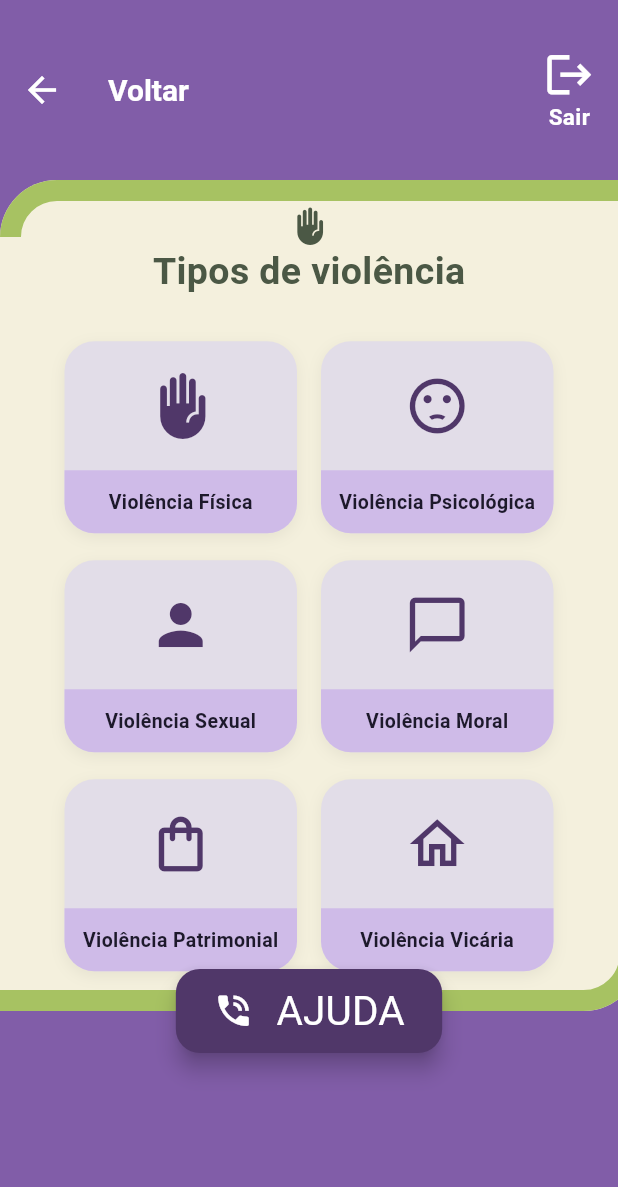
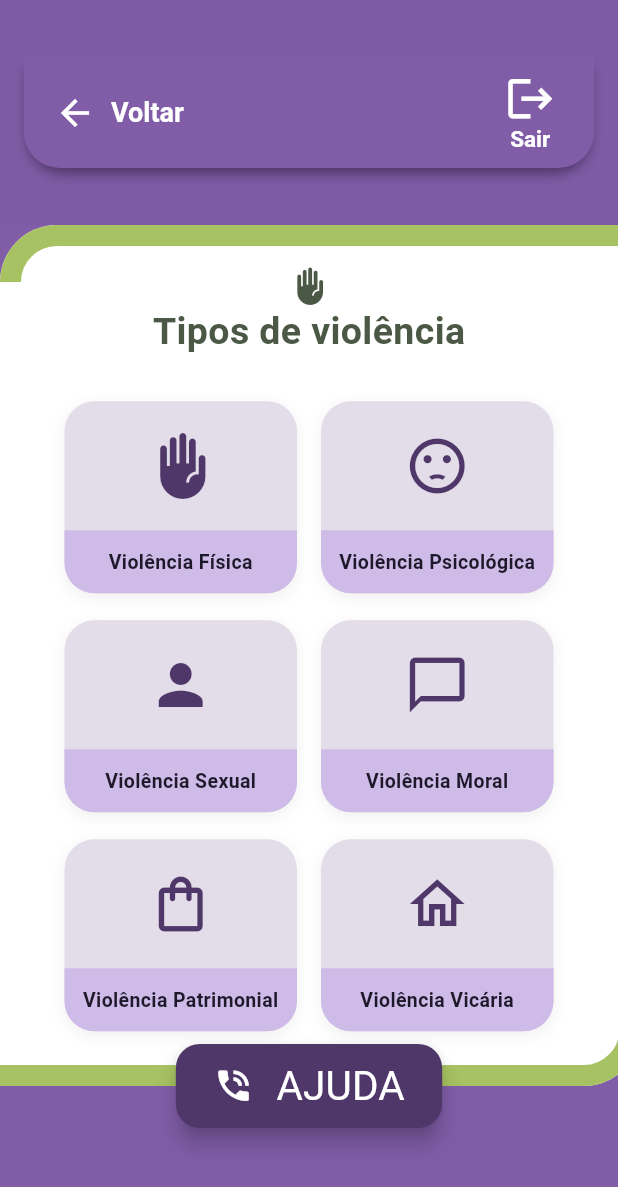
Before and after one commit to Alunewie/DefesaMulher, a Flutter app: the TipoViolencia screen opened by its route, on a phone screen of 412 x 824 dp. Shown: the top 1187 px of the screen. Run offline on Flutter 3.47's test engine with Material 3 defaults, Android fonts, the phone set to English and light mode, and no system bars.

Commit message:
feat: Repaginando o Scaffold customizado e ajustes em telas.

```diff
--- a/lib/custom_widgets/custom_scaffold.dart
+++ b/lib/custom_widgets/custom_scaffold.dart
@@ -40,29 +40,122 @@ class CustomScaffold extends StatelessWidget {
     }
   }
 
+  void _abrirNoticias(BuildContext context) {
+    showDialog(
+      context: context,
+      builder: (ctx) {
+        return AlertDialog(
+          backgroundColor: const Color(0xFFFFFFFF),
+          shape: RoundedRectangleBorder(
+            borderRadius: BorderRadius.circular(24),
+            side: const BorderSide(color: Color(0xFFA7C262), width: 3),
+          ),
+          title: const Text(
+            'Decisões sobre as medidas protetivas pelo Supremo Tribunal Federal (STF)',
+            style: TextStyle(
+              fontSize: 20,
+              fontWeight: FontWeight.bold,
+              color: Color(0xFF503769),
+            ),
+          ),
+          content: const SingleChildScrollView(
+              child: Column(
+            spacing: 5,
+            children: [
+              Text('''
+O Supremo Tribunal Federal (STF) decidiu por unanimidade  que as medidas protetivas de urgência da Lei Maria da Penha (Lei n° 11.340/2006) podem ser aplicadas a qualquer forma de violência contra a mulher baseada no gênero, mesmo quando ocorrer fora do contexto doméstico, familiar ou afetivo.
+
+A decisão foi firmada no julgamento do Tema 1.412 de Repercussão Geral (ARE 1537713).
+              '''),
+              Text('Principais pontos da decisão:', style: TextStyle(
+                fontWeight: FontWeight.bold
+              )),
+              Text(
+                '''
+- Abrangência da Proteção: A medida vale para situações de violência de gênero ocorridas em espaços comunitários, profissionais, institucionais, sociais, educacionais, digitais ou políticos (incluindo casos de perseguição, assédio e violência política de gênero).
+
+- Vínculo com o agressor: Não é mais obrigatório exisitr relação íntima de afeto, coabitação ou parentesco entre a vítima e o agressor. O que define a aplicação é a condição feminina e a motivação de gênero.
+
+- Juízo incompetente: Se um pedido de medida protetiva for apresentado a um juiz que não seja o competente para o caso, o magistrado deve analisar o pedido de urgência imediatamente (se houver risco à ofendida) e, depois, encaminhar os autos ao juízo especializado (como a Vara de Violência contra a Mulher) para ratificação.
+
+- Concessão por policiais: Permanece válida a possibilidade de concessão de medidas protetivas por delegados de polícia ou agentes policiais em situações de urgência e risco iminente.
+                '''
+
+              )
+            ],
+          )),
+          actions: [
+            TextButton(
+              onPressed: () => Navigator.pop(ctx),
+              child: const Text(
+                'Fechar',
+                style: TextStyle(
+                  color: Color(0xFF503769),
+                  fontWeight: FontWeight.bold,
+                  fontSize: 16,
+                ),
+              ),
+            ),
+          ],
+        );
+      },
+    );
+  }
+
   @override
   Widget build(BuildContext context) {
     return Scaffold(
       backgroundColor: const Color.fromRGBO(129, 93, 168, 1),
       appBar: AppBar(
-        toolbarHeight: 120,
+        toolbarHeight: 150,
         automaticallyImplyLeading: false,
-        leading: Navigator.canPop(context)
+        leadingWidth: double.infinity,
+        elevation: 52,
+        title: Container(
+          padding: const EdgeInsets.all(10),
+          width: double.infinity,
+          // padding: const EdgeInsets.symmetric(horizontal: 24, vertical: 12),
+          decoration: const BoxDecoration(
+            color: Color(0xFF815DA8),
+            borderRadius: BorderRadius.vertical(
+              bottom: Radius.circular(24),
+            ),
+            boxShadow: [
+              BoxShadow(
+                color: Color(0xFF503769),
+                blurRadius: 6,
+                spreadRadius: -2,
+                offset: Offset(0, 6),
+              ),
+            ],
+          ),
+          child: Row(
+            mainAxisAlignment: MainAxisAlignment.spaceBetween,
+            children: [
+              Row(
+                children: [
+                  Navigator.canPop(context) && !isHome
                       ? IconButton(
                           icon: const Icon(Icons.arrow_back,
                               color: Colors.white, size: 28),
-          onPressed: () => onVoltar != null ? onVoltar!() : _aoClicarSair(context),
+                          onPressed: () => onVoltar != null
+                              ? onVoltar!()
+                              : _aoClicarSair(context),
                         )
-            : null,
-        backgroundColor: const Color.fromRGBO(129, 93, 168, 1),
-        title:
-            Text(!isHome ? 'Voltar' : 'Sinal Lilás',
+                      : IconButton(
+                          icon: const Icon(Icons.notifications_none,
+                              color: Colors.white, size: 28),
+                          onPressed: () => _abrirNoticias(context),
+                        ),
+                  Text(
+                    !isHome ? 'Voltar' : 'Veja as últimas atualizações',
                     style: const TextStyle(
                         color: Colors.white,
-                  fontSize: 20,
+                        fontSize: 18,
                         fontWeight: FontWeight.bold),
                   ),
-        actions: [
+                ],
+              ),
               Padding(
                 padding: const EdgeInsets.only(right: 15),
                 child: GestureDetector(
@@ -87,19 +180,37 @@ class CustomScaffold extends StatelessWidget {
               )
             ],
           ),
+        ),
+        backgroundColor: const Color.fromRGBO(129, 93, 168, 1),
+        bottom: isHome
+            ? PreferredSize(
+                preferredSize: const Size(100, 80),
+                child: Padding(
+                  padding: const EdgeInsets.all(25),
+                  child: Image.asset('assets/logo_completo.png'),
+                ))
+            : PreferredSize(
+                preferredSize: const Size(0, 0),
+                child: Container(),
+              ),
+      ),
       body: SizedBox.expand(
         child: CustomPaint(
           painter: const CurvedBorderPainter(),
-          child: Center(
           child: Column(
             spacing: espacamento ?? 20,
             mainAxisAlignment: MainAxisAlignment.center,
-              children:[
-               !isHome ? Column(
+            children: [
+              !isHome
+                  ? Column(
                       mainAxisAlignment: MainAxisAlignment.start,
                       crossAxisAlignment: CrossAxisAlignment.center,
                       children: [
-                    icone != null ? Icon(icone!, color: const Color.fromRGBO(75, 88, 69, 1), size: 25) : Container(),
+                        icone != null
+                            ? Icon(icone!,
+                                color: const Color.fromRGBO(75, 88, 69, 1),
+                                size: 25)
+                            : Container(),
                         Text(
                           titulo ?? '',
                           style: const TextStyle(
@@ -108,14 +219,15 @@ class CustomScaffold extends StatelessWidget {
                               fontWeight: FontWeight.bold),
                         ),
                       ],
-                ) : Container(),
-                ...conteudos],
-            ),
+                    )
+                  : Container(),
+              ...conteudos
+            ],
           ),
         ),
       ),
       bottomNavigationBar: Container(
-        height: 150,
+        height: 100,
         color: const Color.fromRGBO(129, 93, 168, 1),
       ),
       floatingActionButtonLocation: FloatingActionButtonLocation.centerDocked,
@@ -134,7 +246,7 @@ class CustomScaffold extends StatelessWidget {
                         onPressed: () {
                           NavigationService.navigateTo('/sobre');
                         },
-                  backgroundColor: const Color.fromRGBO(104, 79, 129, 1),
+                        backgroundColor: const Color.fromRGBO(80, 55, 105, 1),
                         child: const Icon(
                           Icons.help_outline_sharp,
                           size: 27,
@@ -208,7 +320,7 @@ class CurvedBorderPainter extends CustomPainter {
   final double radius;
 
   const CurvedBorderPainter({
-    this.fillColor = const Color.fromRGBO(244, 240, 221, 1),
+    this.fillColor = const Color.fromRGBO(255, 255, 255, 1.0),
     this.borderColor = const Color.fromRGBO(167, 194, 98, 1),
     this.borderWidth = 14.0,
     this.radius = 38.0,
--- a/lib/screens/oculta.dart
+++ b/lib/screens/oculta.dart
@@ -17,7 +17,7 @@ class TelaOculta extends StatelessWidget {
         shape: BoxShape.circle,
         boxShadow: [
           BoxShadow(
-            color: Colors.black.withOpacity(0.08),
+            color: Colors.black.withValues(alpha: 0.08),
             blurRadius: 10,
             offset: const Offset(0, 4),
           ),
--- a/lib/screens/tipo_violencia.dart
+++ b/lib/screens/tipo_violencia.dart
@@ -14,13 +14,6 @@ class TipoViolencia extends StatefulWidget {
 
 class _TipoViolenciaState extends State<TipoViolencia> {
   ViolenciaItem? _itemSelecionado;
-
-  Future<void> _abrirLink(String url) async {
-    final uri = Uri.parse(url);
-    if (await canLaunchUrl(uri)) {
-      await launchUrl(uri, mode: LaunchMode.externalApplication);
-    }
-  }
 
   @override
   Widget build(BuildContext context) {
@@ -69,7 +62,7 @@ class _TipoViolenciaState extends State<TipoViolencia> {
           borderRadius: BorderRadius.circular(20),
           boxShadow: [
             BoxShadow(
-              color: Colors.black.withOpacity(0.06),
+              color: Colors.black.withValues(alpha: 0.06),
               blurRadius: 8,
               offset: const Offset(0, 3),
             ),
```
Lines whose indentation alone changed are shown as unchanged.
